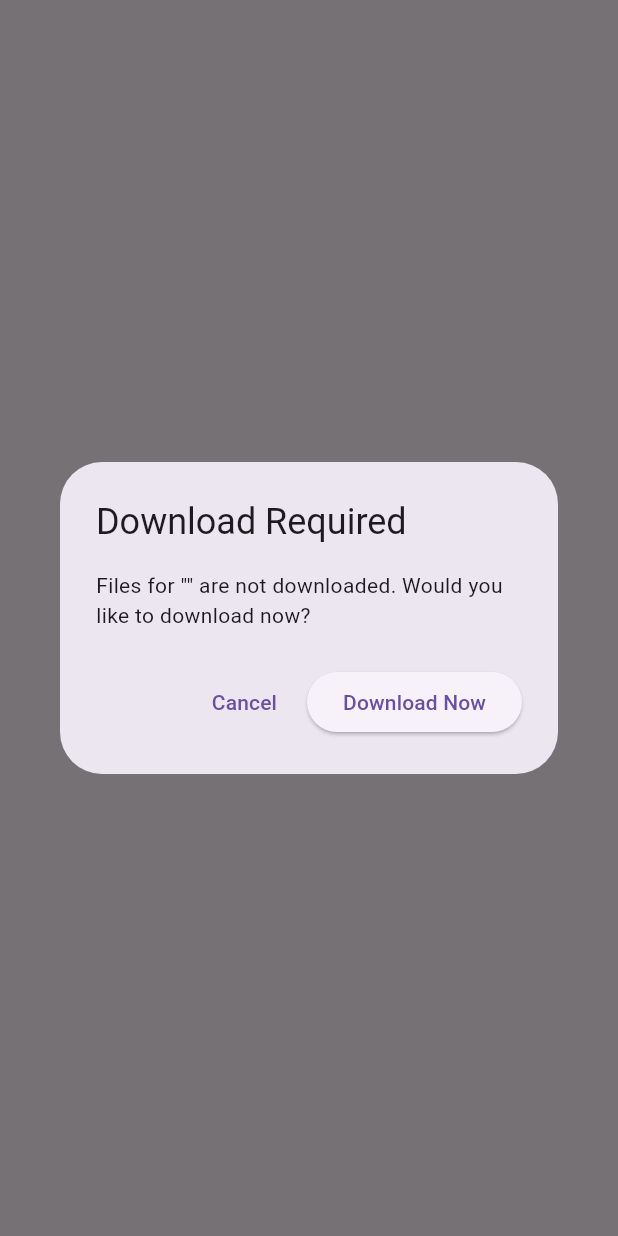
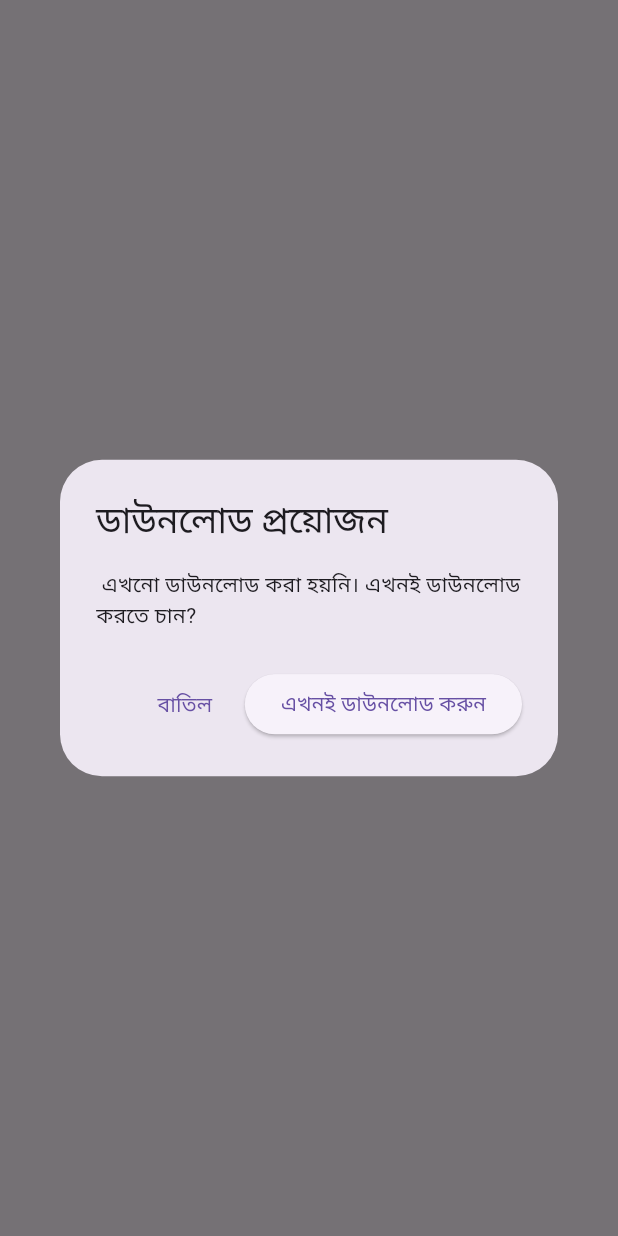
Before and after one commit to mir2x/quran_app, a Flutter app: what showDownloadPermissionDialog() shows on an empty page, opened directly with empty values, on a phone screen of 412 x 824 dp. Run offline on Flutter 3.47's test engine with Material 3 defaults, Android fonts, the light colour scheme and no system bars; our stand-ins replace device_preview, dio, flutter_riverpod, flutter_screenutil, google_fonts, hugeicons and 7 more; missing offline and left inert: quran; accounts and stored records are empty; project files that could hold a hidden picture were left out.

Commit message:
changed english text to bangla

```diff
--- a/lib/features/downloader/view/show_download_permission_dialog.dart
+++ b/lib/features/downloader/view/show_download_permission_dialog.dart
@@ -1,18 +1,41 @@
 import 'package:flutter/material.dart';
+
+String _toBanglaNumber(String input) {
+  const en = ['0','1','2','3','4','5','6','7','8','9','MB','KB','GB'];
+  const bn = ['০','১','২','৩','৪','৫','৬','৭','৮','৯','এমবি','কেবি','জিবি'];
+
+  String output = input;
+  for (int i = 0; i < en.length; i++) {
+    output = output.replaceAll(en[i], bn[i]);
+  }
+  return output;
+}
+
+String cleanAssetName(String assetName) {
+  return assetName.replaceAll(RegExp(r'[\n\r]+'), ' ').trim();
+}
 
 Future<bool> showDownloadPermissionDialog(
     BuildContext context, {
-      required String assetName, // e.g., "15-Line Mushaf" or "Tafsir Ibn Kathir"
-      String? sizeInfo, // e.g., "(approx. 50 MB)"
+      required String assetName,
+      String? sizeInfo,
     }) async {
   return await showDialog<bool>(
     context: context,
     builder: (context) => AlertDialog(
-      title: const Text('Download Required'),
-      content: Text('Files for "$assetName" are not downloaded. Would you like to download now? ${sizeInfo ?? ""}'),
+      title: const Text('ডাউনলোড প্রয়োজন'),
+      content: Text(
+        '${cleanAssetName(assetName)} এখনো ডাউনলোড করা হয়নি। এখনই ডাউনলোড করতে চান? ${sizeInfo != null ? _toBanglaNumber(sizeInfo) : ""}',
+      ),
       actions: [
-        TextButton(onPressed: () => Navigator.pop(context, false), child: const Text('Cancel')),
-        ElevatedButton(onPressed: () => Navigator.pop(context, true), child: const Text('Download Now')),
+        TextButton(
+          onPressed: () => Navigator.pop(context, false),
+          child: const Text('বাতিল'),
+        ),
+        ElevatedButton(
+          onPressed: () => Navigator.pop(context, true),
+          child: const Text('এখনই ডাউনলোড করুন'),
+        ),
       ],
     ),
   ) ?? false;
--- a/lib/features/quran/view/widgets/custom_app_bar.dart
+++ b/lib/features/quran/view/widgets/custom_app_bar.dart
@@ -20,7 +20,7 @@ class CustomAppBar extends ConsumerWidget implements PreferredSizeWidget {
         ),
       ),
       title: Text(
-        'কুরআন মজীদ',
+        'কুরআন মাজীদ',
         style: TextStyle(fontFamily: 'SolaimanLipi', fontSize: 22.sp),
       ),
       centerTitle: true,
--- a/lib/features/quran/viewmodel/audio_providers.dart
+++ b/lib/features/quran/viewmodel/audio_providers.dart
@@ -5,8 +5,10 @@ import 'package:flutter/material.dart';
 import 'package:flutter_riverpod/flutter_riverpod.dart';
 import 'package:just_audio/just_audio.dart';
 import 'package:path_provider/path_provider.dart';
+import 'package:quran_app/core/utils/bengali_digit_extension.dart';
 import 'package:quran_app/features/quran/viewmodel/reciter_providers.dart';
 import 'package:quran_app/shared/extensions.dart';
+import '../../../shared/quran_data.dart';
 import '../../downloader/view/show_download_dialog.dart';
 import '../../downloader/view/show_download_permission_dialog.dart';
 import '../../downloader/viewmodel/download_providers.dart';
@@ -117,7 +119,7 @@ class QuranAudioPlayer {
     if (ayahsToDownload.isNotEmpty) {
       final confirmed = await showDownloadPermissionDialog(
         context,
-        assetName: 'Audio for Surah $sura (${ayahsToDownload.first}-${ayahsToDownload.last})',
+        assetName: 'সুরা ${suraNames[sura]} আয়াত (${ayahsToDownload.first.toBengaliDigit()}-${ayahsToDownload.last.toBengaliDigit()})',
       );
       if (!confirmed || !context.mounted) return false;
 
@@ -142,7 +144,7 @@ class QuranAudioPlayer {
       // 3. Create the specific download task.
       final audioDownloadTask = MultiFileDownloadTask(
         id: 'reciter_${reciterId}_sura_$sura',
-        displayName: 'Downloading Audio for Surah $sura',
+        displayName: 'সুরা ${suraNames[sura]}',
         urlToPathMap: urlToPathMap,
       );
 
--- a/lib/features/sura/view/sura_page.dart
+++ b/lib/features/sura/view/sura_page.dart
@@ -12,6 +12,8 @@ import 'package:quran_app/features/sura/view/widgets/translation_selection_dialo
 import 'package:quran_app/features/sura/viewmodel/sura_reciter_viewmodel.dart';
 import 'package:quran_app/features/sura/viewmodel/sura_viewmodel.dart';
 import 'package:scroll_to_index/scroll_to_index.dart';
+
+import '../../../shared/quran_data.dart';
 
 class SurahPage extends ConsumerStatefulWidget {
   final int suraNumber;
@@ -152,7 +154,7 @@ class _SurahPageState extends ConsumerState<SurahPage> {
     // STEP 1: Watch the new provider that gets the whole surah's data.
     final suraDataAsync = ref.watch(suraDataProvider(widget.suraNumber));
 
-    final suraName = "সূরা ${widget.suraNumber}";
+    final suraName = "সূরা ${suraNames[widget.suraNumber - 1]}";
     final quranAudioState = ref.watch(suraAudioProvider);
     final isTimedScrolling = ref.watch(isAutoScrollingProvider);
     final showBottomNav = !isTimedScrolling && quranAudioState == null;
--- a/lib/features/sura/view/widgets/search_page.dart
+++ b/lib/features/sura/view/widgets/search_page.dart
@@ -1,8 +1,10 @@
 import 'package:flutter/material.dart';
 import 'package:flutter_riverpod/flutter_riverpod.dart';
+import 'package:quran_app/core/utils/bengali_digit_extension.dart';
 
 import 'package:quran_app/features/sura/view/sura_page.dart';
 
+import '../../../../shared/quran_data.dart';
 import '../../../quran/viewmodel/ayah_highlight_viewmodel.dart';
 import '../../viewmodel/search_viewmodel.dart';
 
@@ -47,7 +49,7 @@ class SearchPage extends ConsumerWidget {
               final ayah = ayahs[index];
               return ListTile(
                 title: Text(
-                  'সূরা ${ suraNames[ayah.sura - 1] ?? ayah.sura}:${ayah.ayah}',
+                  'সূরা ${ suraNames[ayah.sura - 1] ?? ayah.sura}: আয়াত ${ayah.ayah.toBengaliDigit()}',
                   style: const TextStyle(fontFamily: 'SolaimanLipi', fontWeight: FontWeight.bold),
                 ),
                 subtitle: HighlightedText(
--- a/lib/features/sura/viewmodel/sura_reciter_viewmodel.dart
+++ b/lib/features/sura/viewmodel/sura_reciter_viewmodel.dart
@@ -3,7 +3,9 @@ import 'dart:io';
 import 'package:flutter/material.dart';
 import 'package:flutter_riverpod/flutter_riverpod.dart';
 import 'package:just_audio/just_audio.dart';
+import 'package:quran_app/core/utils/bengali_digit_extension.dart';
 import 'package:quran_app/features/quran/viewmodel/reciter_providers.dart';
+import 'package:quran_app/shared/quran_data.dart';
 import '../../downloader/view/show_download_dialog.dart';
 import '../../downloader/view/show_download_permission_dialog.dart';
 import '../../downloader/viewmodel/download_providers.dart';
@@ -62,7 +64,7 @@ class SuraAudioPlayer {
     if (ayahsToDownload.isNotEmpty) {
       final confirmed = await showDownloadPermissionDialog(
         context,
-        assetName: 'Audio for Surah $sura (${ayahsToDownload.first}-${ayahsToDownload.last})',
+        assetName: 'সুরা ${suraNames[sura]} আয়াত (${ayahsToDownload.first.toBengaliDigit()}-${ayahsToDownload.last.toBengaliDigit()})',
       );
       if (!confirmed || !context.mounted) return false;
 
@@ -86,7 +88,7 @@ class SuraAudioPlayer {
       // 3. Create the specific download task.
       final audioDownloadTask = MultiFileDownloadTask(
         id: 'reciter_${reciterId}_sura_$sura', // Unique ID for this download operation
-        displayName: 'Downloading Audio for Surah $sura',
+        displayName: 'সুরা ${suraNames[sura]}',
         urlToPathMap: urlToPathMap,
       );
 
```
Also changed, not shown: lib/features/downloader/view/show_download_dialog.dart (+67 -19 lines), lib/features/quran/viewmodel/ayah_highlight_viewmodel.dart (+1 -117 lines), lib/shared/quran_data.dart (added, +116 -0 lines).
